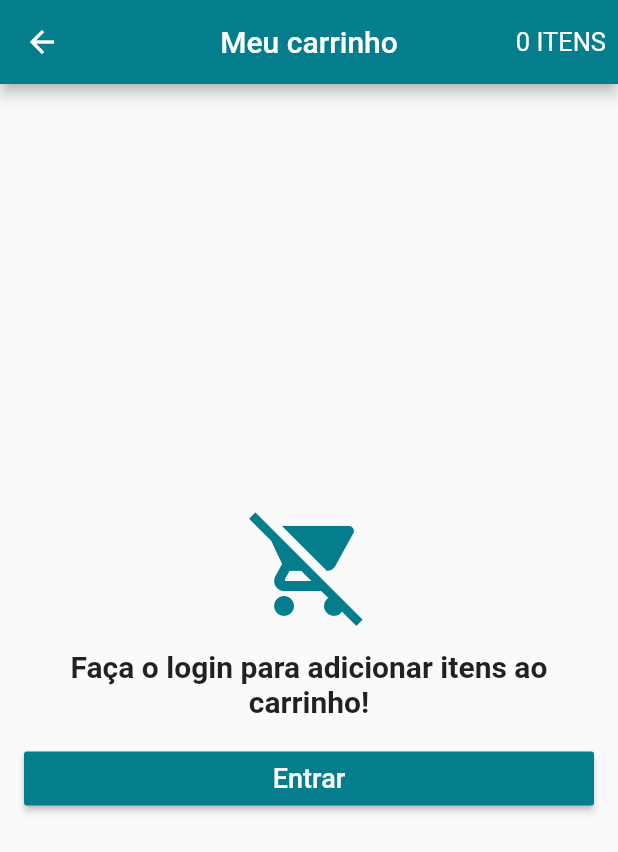
After one commit to oberdan-dev/Flutter, a Flutter app: the CartScreen screen opened directly, on a phone screen of 412 x 824 dp. The commit adds this screen. Shown: the top 852 px of the screen. Run offline on Flutter 3.47's test engine with Material 2 defaults, Android fonts, the phone set to English and light mode, and no system bars; our stand-ins replace carousel_pro, cloud_firestore, firebase_auth, firebase_storage, google_sign_in, image_picker and 4 more; missing offline and left inert: dart:ffi; accounts and stored records are empty.

Commit message:
APP #08 - Criação do carrinho de compras

```diff
--- /dev/null
+++ b/loja_virtual/lib/datas/cartProduct.dart
@@ -0,0 +1,35 @@
+import 'package:cloud_firestore/cloud_firestore.dart';
+import 'package:loja_virtual/datas/productData.dart';
+
+class CartProduct {
+  String cartId;
+
+  String category;
+  String productId;
+
+  int quantity;
+  String size;
+
+  ProductData productData;
+
+  CartProduct();
+
+  CartProduct.fromDocument(DocumentSnapshot document){
+    cartId = document.documentID;
+    category = document.data['category'];
+    productId = document.data['productId'];
+    quantity = document.data['quantity'];
+    size = document.data['size'];
+  }
+
+  Map<String, dynamic> toMap(){
+    return {
+      'category': category,
+      'productId': productId,
+      'quantity': quantity,
+      'size': size,
+      // 'product': productData.toResumedMap()
+    };
+  }
+
+}
--- /dev/null
+++ b/loja_virtual/lib/screens/cartScreen.dart
@@ -0,0 +1,116 @@
+import 'package:flutter/material.dart';
+import 'package:loja_virtual/models/cartModel.dart';
+import 'package:loja_virtual/models/userModel.dart';
+import 'package:loja_virtual/screens/loginScreen.dart';
+import 'package:loja_virtual/tiles/CartTile.dart';
+import 'package:scoped_model/scoped_model.dart';
+
+class CartScreen extends StatelessWidget {
+  @override
+  Widget build(BuildContext context) {
+    return Scaffold(
+      appBar: AppBar(
+        title: Text('Meu carrinho'),
+        centerTitle: true,
+        actions: <Widget>[
+          Container(
+            alignment: Alignment.center,
+            padding: EdgeInsets.only(right: 8.0),
+            child: ScopedModelDescendant<CartModel>(
+              builder: (context, child, model) {
+                int productsQuantity = model.products.length;
+                return Text(
+                  '${productsQuantity ?? 0} ${productsQuantity == 1
+                      ? 'ITEM'
+                      : 'ITENS'}',
+                  style: TextStyle(fontSize: 17.0),
+                );
+              },
+            ),
+          )
+        ],
+      ),
+      body: ScopedModelDescendant<CartModel>(
+        // ignore: missing_return
+          builder: (context, child, model) {
+            if (model.isLoading && UserModel.of(context).isLoggedIn()) {
+              return Center(
+                child: CircularProgressIndicator(),
+              );
+            } else if (!UserModel.of(context).isLoggedIn()) {
+              return Container(
+                padding: EdgeInsets.all(16.0),
+                child: Column(
+                  crossAxisAlignment: CrossAxisAlignment.stretch,
+                  mainAxisAlignment: MainAxisAlignment.center,
+                  children: <Widget>[
+                    Icon(
+                      Icons.remove_shopping_cart,
+                      size: 80.0,
+                      color: Theme
+                          .of(context)
+                          .primaryColor,
+                    ),
+                    SizedBox(height: 16.0),
+                    Text(
+                      'Faça o login para adicionar itens ao carrinho!',
+                      style: TextStyle(
+                          fontSize: 20.0, fontWeight: FontWeight.bold),
+                      textAlign: TextAlign.center,
+                    ),
+                    SizedBox(height: 16.0),
+                    RaisedButton(
+                        child: Text(
+                          "Entrar",
+                          style: TextStyle(fontSize: 18.0),
+                        ),
+                        textColor: Colors.white,
+                        color: Theme
+                            .of(context)
+                            .primaryColor,
+                        onPressed: () {
+                          Navigator.of(context).push(MaterialPageRoute(
+                              builder: (context) => LoginScreen()));
+                        }),
+                  ],
+                ),
+              );
+            } else if (model.products == null || model.products.length == 0) {
+              return Container(
+                padding: EdgeInsets.all(16.0),
+                child: Column(
+                  crossAxisAlignment: CrossAxisAlignment.stretch,
+                  mainAxisAlignment: MainAxisAlignment.center,
+                  children: <Widget>[
+                    Icon(
+                      Icons.exposure_zero,
+                      size: 80.0,
+                      color: Theme
+                          .of(context)
+                          .primaryColor,
+                    ),
+                    SizedBox(height: 16.0),
+                    Text(
+                      'O carrinho está vazio!',
+                      style: TextStyle(
+                          fontSize: 20.0, fontWeight: FontWeight.bold),
+                      textAlign: TextAlign.center,
+                    ),
+                  ],
+                ),
+              );
+            } else {
+              return ListView(
+                children: <Widget>[
+                  Column(
+                    children: model.products.map((product){
+                      return CartTile(product);
+                    }).toList(),
+                  )
+                ],
+              );
+            }
+          }),
+    );
+  }
+}
--- a/loja_virtual/lib/screens/homeScreen.dart
+++ b/loja_virtual/lib/screens/homeScreen.dart
@@ -2,6 +2,7 @@ import 'package:flutter/material.dart';
 import 'file:///D:/Mobile/Flutter/loja_virtual/lib/tabs/productsTab.dart';
 import 'file:///D:/Mobile/Flutter/loja_virtual/lib/widgets/customDrawer.dart';
 import 'package:loja_virtual/tabs/homeTab.dart';
+import 'package:loja_virtual/widgets/cartButton.dart';
 
 class HomeScreen extends StatelessWidget {
   final _pageController = PageController();
@@ -15,6 +16,7 @@ class HomeScreen extends StatelessWidget {
         Scaffold(
           body: HomeTab(),
           drawer: CustomDrawer(_pageController),
+          floatingActionButton: CartButton(),
         ),
         Scaffold(
           appBar: AppBar(
@@ -23,6 +25,7 @@ class HomeScreen extends StatelessWidget {
           ),
           drawer: CustomDrawer(_pageController),
           body: ProductsTab(),
+          floatingActionButton: CartButton(),
         ),
         Scaffold(
           body: Container(
@@ -34,7 +37,7 @@ class HomeScreen extends StatelessWidget {
           body: Container(
             color: Colors.green,
           ),
-            drawer: CustomDrawer(_pageController),
+          drawer: CustomDrawer(_pageController),
         ),
       ],
     );
```
Also changed, not shown: loja_virtual/lib/datas/productData.dart (+8 -0 lines), loja_virtual/lib/main.dart (+7 -1 lines), loja_virtual/lib/models/cartModel.dart (added, +89 -0 lines), loja_virtual/lib/models/userModel.dart (+43 -6 lines), loja_virtual/lib/screens/categoryScreen.dart (+8 -9 lines), loja_virtual/lib/screens/loginScreen.dart (+43 -5 lines), loja_virtual/lib/screens/productScreen.dart (+32 -2 lines), loja_virtual/lib/tiles/CartTile.dart (added, +110 -0 lines), loja_virtual/lib/widgets/cartButton.dart (added, +16 -0 lines), 1 other file.
